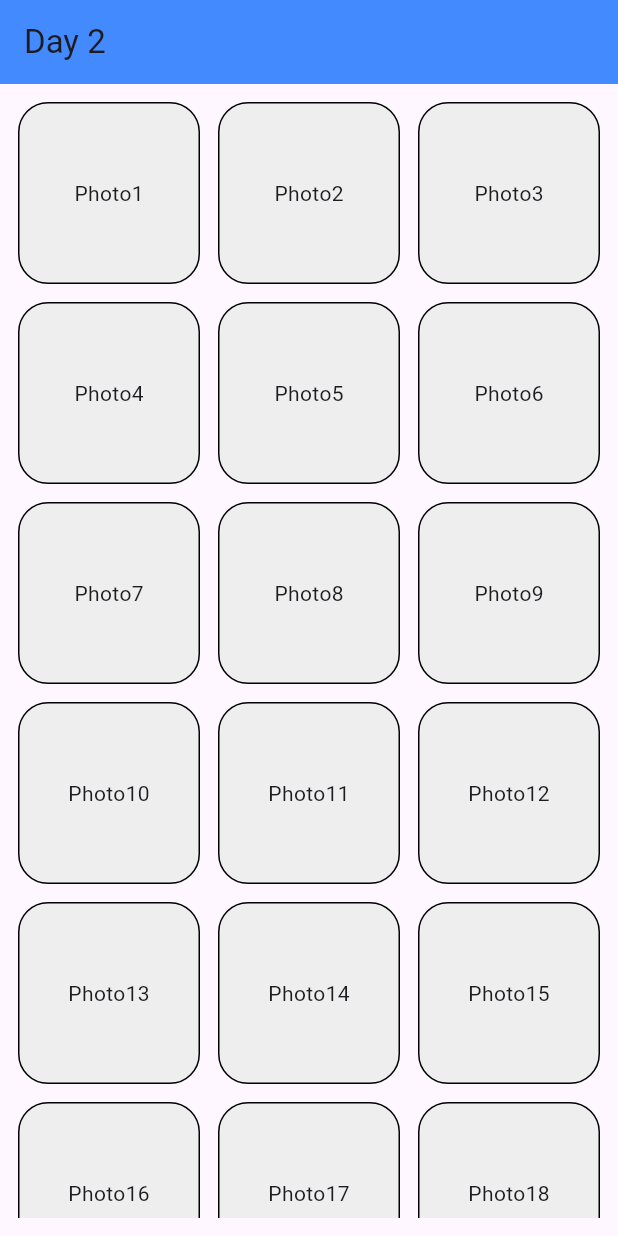
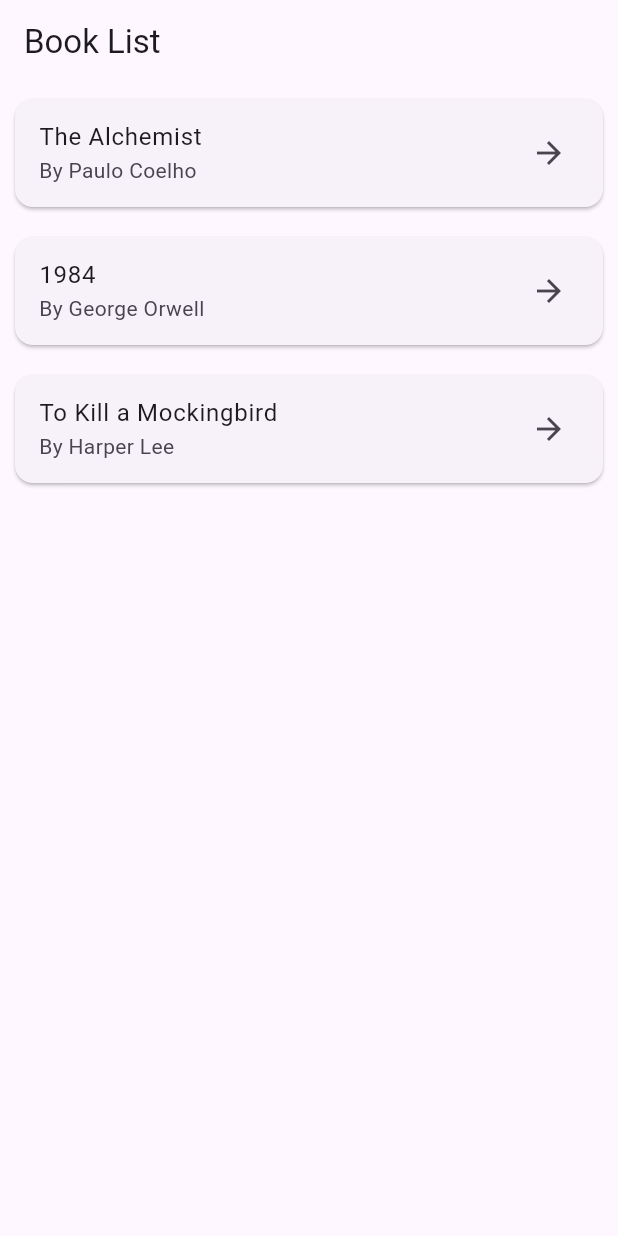
Before and after one commit to sahilubale2510/Flutter_practice, a Flutter app: the screen it shows after launch, on a phone screen of 412 x 824 dp. Run offline on Flutter 3.47's test engine with Material 3 defaults, Android fonts, the phone set to English and light mode, and no system bars.

Commit message:
Day 3 Completed

```diff
--- a/lib/main.dart
+++ b/lib/main.dart
@@ -1,21 +1,12 @@
 import 'package:flutter/material.dart';
-import 'package:week1/pages/day2.dart';
+import 'package:week1/pages/homeScreen.dart';
 
 void main() {
   runApp(
     MaterialApp(
       title: "Week 1",
-      home: HomePage(),
+      home: HomeScreen(),
       debugShowCheckedModeBanner: false,
     ),
   );
 }
-
-class HomePage extends StatelessWidget {
-  const HomePage({super.key});
-
-  @override
-  Widget build(BuildContext context) {
-    return day2_Page();
-  }
-}
--- /dev/null
+++ b/lib/pages/DetailScreen.dart
@@ -0,0 +1,62 @@
+import 'package:flutter/material.dart';
+import 'homeScreen.dart'; // For Book model
+
+class DetailScreen extends StatelessWidget {
+  final Book book;
+
+  const DetailScreen({super.key, required this.book});
+
+  @override
+  Widget build(BuildContext context) {
+    return Scaffold(
+      appBar: AppBar(title: Text(book.title)),
+      body: Padding(
+        padding: const EdgeInsets.all(16.0),
+        child: Column(
+          crossAxisAlignment: CrossAxisAlignment.start,
+          children: [
+            Text(
+              'Author: ${book.author}',
+              style: TextStyle(fontSize: 18, fontWeight: FontWeight.bold),
+            ),
+            SizedBox(height: 20),
+            Text(book.description, style: TextStyle(fontSize: 16)),
+          ],
+        ),
+      ),
+    );
+  }
+}
+
+// import 'package:flutter/material.dart';
+
+// class DetailScreen extends StatelessWidget {
+//   const DetailScreen({super.key, required this.username});
+
+//   final String username;
+//   @override
+//   Widget build(BuildContext context) {
+//     return Scaffold(
+//       appBar: AppBar(
+//         title: Text("DetailScreen"),
+//         backgroundColor: Colors.amber,
+//       ),
+//       body: Center(
+//         child: Container(
+//           height: 100,
+//           width: 100,
+//           decoration: BoxDecoration(
+//             color: Colors.grey[200],
+//             borderRadius: BorderRadius.circular(20),
+//           ),
+//           child: Center(child: Text("Hello $username")),
+//         ),
+//       ),
+//       floatingActionButton: FloatingActionButton(
+//         onPressed: () {
+//           Navigator.pop(context);
+//         },
+//       ),
+//     );
+//   }
+// }
--- a/lib/pages/day2.dart
+++ b/lib/pages/day2.dart
@@ -4,61 +4,61 @@ import 'package:flutter/material.dart';
 class day2_Page extends StatelessWidget {
   day2_Page({super.key});
 
-  final List _number = [
-    '46 17 24 7 35 57',
-    '30 20 5 58 10 56',
-    '31 58 33 23 38 15',
-    '23 36 15 20 38 33',
-    '37 55 15 35 6 44',
-    '46 17 24 7 35 57',
-    '30 20 5 58 10 56',
-    '31 58 33 23 38 15',
-    '23 36 15 20 38 33',
-    '37 55 15 35 6 44',
-    '46 17 24 7 35 57',
-    '30 20 5 58 10 56',
-    '31 58 33 23 38 15',
-    '23 36 15 20 38 33',
-    '37 55 15 35 6 44',
-    '46 17 24 7 35 57',
-    '30 20 5 58 10 56',
-    '31 58 33 23 38 15',
-    '23 36 15 20 38 33',
-    '37 55 15 35 6 44',
-    '46 17 24 7 35 57',
-    '30 20 5 58 10 56',
-    '31 58 33 23 38 15',
-    '23 36 15 20 38 33',
-    '37 55 15 35 6 44',
-  ];
+  //   final List _number = [
+  //     '46 17 24 7 35 57',
+  //     '30 20 5 58 10 56',
+  //     '31 58 33 23 38 15',
+  //     '23 36 15 20 38 33',
+  //     '37 55 15 35 6 44',
+  //     '46 17 24 7 35 57',
+  //     '30 20 5 58 10 56',
+  //     '31 58 33 23 38 15',
+  //     '23 36 15 20 38 33',
+  //     '37 55 15 35 6 44',
+  //     '46 17 24 7 35 57',
+  //     '30 20 5 58 10 56',
+  //     '31 58 33 23 38 15',
+  //     '23 36 15 20 38 33',
+  //     '37 55 15 35 6 44',
+  //     '46 17 24 7 35 57',
+  //     '30 20 5 58 10 56',
+  //     '31 58 33 23 38 15',
+  //     '23 36 15 20 38 33',
+  //     '37 55 15 35 6 44',
+  //     '46 17 24 7 35 57',
+  //     '30 20 5 58 10 56',
+  //     '31 58 33 23 38 15',
+  //     '23 36 15 20 38 33',
+  //     '37 55 15 35 6 44',
+  //   ];
 
-  final List _names = [
-    'Sahil',
-    'Om',
-    'Aditya',
-    'Hariom',
-    'Chetna',
-    'Sahil',
-    'Om',
-    'Aditya',
-    'Hariom',
-    'Chetna',
-    'Sahil',
-    'Om',
-    'Aditya',
-    'Hariom',
-    'Chetna',
-    'Sahil',
-    'Om',
-    'Aditya',
-    'Hariom',
-    'Chetna',
-    'Sahil',
-    'Om',
-    'Aditya',
-    'Hariom',
-    'Chetna',
-  ];
+  //   final List _names = [
+  //     'Sahil',
+  //     'Om',
+  //     'Aditya',
+  //     'Hariom',
+  //     'Chetna',
+  //     'Sahil',
+  //     'Om',
+  //     'Aditya',
+  //     'Hariom',
+  //     'Chetna',
+  //     'Sahil',
+  //     'Om',
+  //     'Aditya',
+  //     'Hariom',
+  //     'Chetna',
+  //     'Sahil',
+  //     'Om',
+  //     'Aditya',
+  //     'Hariom',
+  //     'Chetna',
+  //     'Sahil',
+  //     'Om',
+  //     'Aditya',
+  //     'Hariom',
+  //     'Chetna',
+  //   ];
 
   final List _pictures = [
     'Photo1',
--- /dev/null
+++ b/lib/pages/homeScreen.dart
@@ -0,0 +1,95 @@
+import 'package:flutter/material.dart';
+import 'package:week1/pages/DetailScreen.dart';
+
+class Book {
+  final String title;
+  final String author;
+  final String description;
+
+  Book({required this.title, required this.author, required this.description});
+}
+
+class HomeScreen extends StatelessWidget {
+  HomeScreen({super.key});
+
+  final List<Book> books = [
+    Book(
+      title: 'The Alchemist',
+      author: 'Paulo Coelho',
+      description:
+          'A young shepherd travels in search of a treasure and learns about the soul of the world.',
+    ),
+    Book(
+      title: '1984',
+      author: 'George Orwell',
+      description:
+          'A dystopian novel about totalitarianism and government surveillance.',
+    ),
+    Book(
+      title: 'To Kill a Mockingbird',
+      author: 'Harper Lee',
+      description:
+          'A novel about racism, justice, and growing up in the American South.',
+    ),
+  ];
+
+  @override
+  Widget build(BuildContext context) {
+    return Scaffold(
+      appBar: AppBar(title: Text('Book List')),
+      body: ListView.builder(
+        itemCount: books.length,
+        itemBuilder: (context, index) {
+          final book = books[index];
+          return Card(
+            margin: EdgeInsets.all(10),
+            child: ListTile(
+              title: Text(book.title),
+              subtitle: Text('By ${book.author}'),
+              trailing: Icon(Icons.arrow_forward),
+              onTap: () {
+                Navigator.push(
+                  context,
+                  MaterialPageRoute(
+                    builder: (context) => DetailScreen(book: book),
+                  ),
+                );
+              },
+            ),
+          );
+        },
+      ),
+    );
+  }
+}
+
+// // ignore: file_names
+// import 'package:flutter/material.dart';
+// import 'package:week1/pages/DetailScreen.dart';
+
+// class HomePage extends StatelessWidget {
+//   const HomePage({super.key});
+
+//   @override
+//   Widget build(BuildContext context) {
+//     return Scaffold(
+//       appBar: AppBar(
+//         title: Text("Multi screen app"),
+//         backgroundColor: Colors.blueAccent,
+//       ),
+//       body: Center(
+//         child: ElevatedButton(
+//           onPressed: () {
+//             Navigator.push(
+//               context,
+//               MaterialPageRoute(
+//                 builder: (context) => DetailScreen(username: "Sahil"),
+//               ),
+//             );
+//           },
+//           child: Text("Detailes"),
+//         ),
+//       ),
+//     );
+//   }
+// }
```
